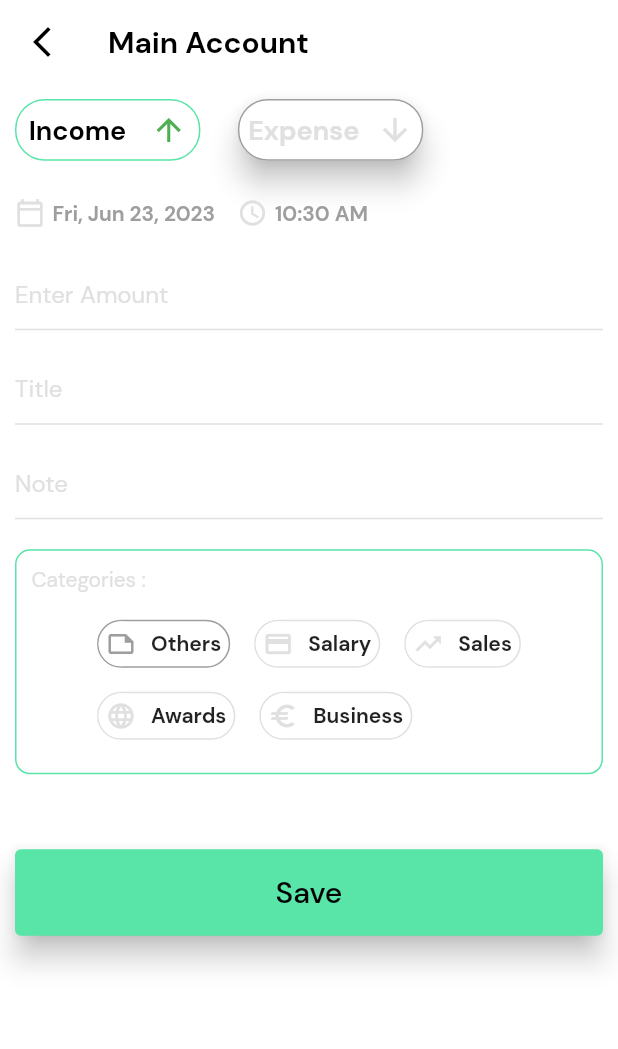
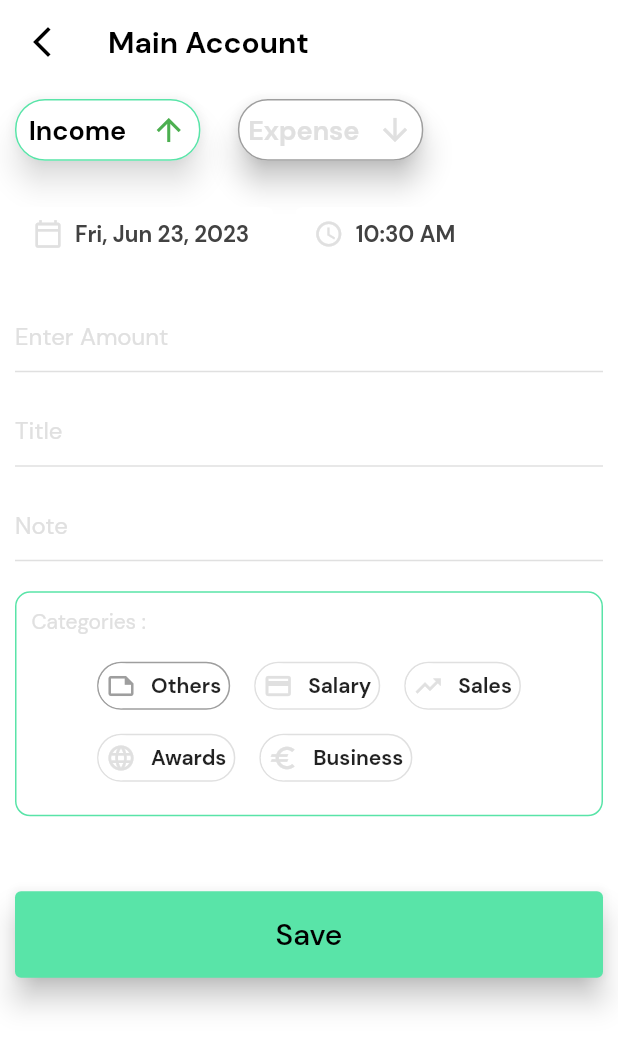
Before and after one commit to Shahabas008/Expense-Tracker, a Flutter app: the AddBudget screen opened directly, on a phone screen of 412 x 824 dp. Shown: the top 1049 px of the screen. Run offline on Flutter 3.47's test engine with Material 2 defaults, Android fonts, the phone set to English and light mode, and no system bars; our stand-ins replace hive_flutter, pie_chart, shared_preferences; accounts and stored records are empty.

Commit message:
FIXED BUGS

```diff
--- a/lib/UI/addBugdet/addBudgetprovider.dart
+++ b/lib/UI/addBugdet/addBudgetprovider.dart
@@ -109,7 +109,7 @@ class AddBudgetProvider extends ChangeNotifier {
   //INCOME SECTION
   int incomeSelectedIndex = 0;
   String incomeCategoryName = '';
-  IconData incomeIconOfCategory = Icons.abc;
+  late IconData incomeIconOfCategory;
 
   void incomeSelectedContainerColorChange(int newIndex) {
     incomeSelectedIndex = newIndex;
--- a/lib/UI/addBugdet/addbudget.dart
+++ b/lib/UI/addBugdet/addbudget.dart
@@ -1,7 +1,5 @@
 import 'dart:developer';
-
 import 'package:flutter/material.dart';
-import 'package:hive_flutter/hive_flutter.dart';
 import 'package:intl/intl.dart';
 import 'package:money_management_app/UI/addBugdet/addbudgetprovider.dart';
 import 'package:money_management_app/UI/home/model.dart';
@@ -13,25 +11,8 @@ import '../../utils/colors.dart';
 import '../budget/budget_provider.dart';
 
 class AddBudget extends StatefulWidget {
-  const AddBudget(
-      {Key? key,
-      this.incomeAmount,
-      this.expenseAmount,
-      this.title,
-      this.note,
-      this.selectedContainer,
-      this.icon,
-      this.bgColor,
-      this.id})
-      : super(key: key);
-  final int? id;
-  final int? incomeAmount;
-  final int? expenseAmount;
-  final String? title;
-  final String? note;
-  final int? selectedContainer;
-  final String? icon;
-  final String? bgColor;
+  const AddBudget({Key? key, this.homePageItems}) : super(key: key);
+  final ValueOfTextForm? homePageItems;
 
   @override
   State<AddBudget> createState() => _AddBudgetState();
@@ -52,38 +33,33 @@ class _AddBudgetState extends State<AddBudget> {
   String categoryName = "";
   String? currentDate;
   String? currentTime;
-  int? selectedContainerIndex;
-
+  String? pickedDate;
+  String? pickedTime;
   @override
   void initState() {
     super.initState();
     currentDate = DateFormat('EEE, MMM dd, yyyy').format(DateTime.now());
     currentTime = DateFormat("hh:mm a").format(DateTime.now());
-    if (widget.title != null) {
+    pickedDate = currentDate;
+    pickedTime = currentTime;
+    if (widget.homePageItems != null &&
+        widget.homePageItems!.title.isNotEmpty) {
       isEdit = true;
-      final incomeAmount = widget.incomeAmount;
-      final expenseAmount = widget.expenseAmount;
-      final title = widget.title;
-      final note = widget.note;
-      final selectedWidgetContainerIndex = widget.selectedContainer;
-      incomeAmountController.text = incomeAmount!.toString();
-      expenseAmountController.text = expenseAmount!.toString();
-      titleController.text = title!;
-      noteController.text = note!;
-      selectedContainerIndex = selectedWidgetContainerIndex!;
+      final incomeAmount = widget.homePageItems!.incomeAmount;
+      final expenseAmount = widget.homePageItems!.expenseAmount;
+      final title = widget.homePageItems!.title;
+      final note = widget.homePageItems!.note;
+      final selectedWidgetContainerIndex =
+          widget.homePageItems!.selectedIndexHome;
+      incomeAmountController.text = incomeAmount.toString();
+      expenseAmountController.text = expenseAmount.toString();
+      titleController.text = title;
+      noteController.text = note;
+      log(selectedWidgetContainerIndex.toString(),name: "this is the widget container index");
+      final homeProvider = Provider.of<AddListProvider>(context, listen : false);
+      homeProvider.selectedContainerIndex = selectedWidgetContainerIndex;
     }
   }
-
-  // void changeColor(int containerIndex) {
-  //   setState(() {
-  //     snapshot.selectedContainerIndex = containerIndex;
-  //     if (containerIndex == 1) {
-  //       snapshot.container1Color = teal;
-  //     } else if (containerIndex == 2) {
-  //       snapshot.container1Color = teal;
-  //     }
-  //   });
-  // }
 
   @override
   Widget build(BuildContext context) {
@@ -115,12 +91,7 @@ class _AddBudgetState extends State<AddBudget> {
                       onPressed: () {
                         //Deleting the category from the list
                         snapshot.removeListFromHomePage(
-                          id: widget.id!,
-                          // incomeWidgetAmount: widget.incomeAmount!,
-                          // expenseWidgetAmount: widget.expenseAmount!,
-                          // widgetTitle: widget.title!,
-                          // context: context,
-                          // snapshot.selectedContainerIndex: snapshot.selectedContainerIndex,
+                          id: widget.homePageItems!.id!,
                         );
                         Navigator.pop(context);
                       },
@@ -151,8 +122,9 @@ class _AddBudgetState extends State<AddBudget> {
                             borderRadius: const BorderRadius.all(
                               Radius.circular(20),
                             ),
-                            shadowColor: snapshot.selectedContainerIndex == 1
-                                ? Colors.transparent
+                            shadowColor:
+                            snapshot.selectedContainerIndex == 1
+                                ? Colors.white
                                 : black,
                             child: Container(
                               height: height * 0.05,
@@ -199,7 +171,6 @@ class _AddBudgetState extends State<AddBudget> {
                         GestureDetector(
                           onTap: () {
                             snapshot.changeColor(containerIndex: 2);
-                            snapshot.selectedContainerIndex = 2;
                           },
                           child: Material(
                             color: white,
@@ -208,7 +179,7 @@ class _AddBudgetState extends State<AddBudget> {
                               Radius.circular(20),
                             ),
                             shadowColor: snapshot.selectedContainerIndex == 2
-                                ? Colors.transparent
+                                ? Colors.white
                                 : black,
                             child: Container(
                               height: height * 0.05,
@@ -259,19 +230,39 @@ class _AddBudgetState extends State<AddBudget> {
                         Row(
                           mainAxisAlignment: MainAxisAlignment.spaceAround,
                           children: [
-                            Icon(
+                            ElevatedButton.icon(
+                              style: ElevatedButton.styleFrom(
+                                elevation: 0,
+                                backgroundColor: Colors.white,
+                                foregroundColor: Colors.grey.shade800,
+                              ),
+                              onPressed: () async {
+                                DateTime? pickedDateTime = await showDatePicker(
+                                  context: context,
+                                  initialDate: DateTime.now(),
+                                  firstDate: DateTime(2023),
+                                  lastDate: DateTime(2040),
+                                );
+                                String pickedDateNow =
+                                    DateFormat('EEE, MMM dd, yyyy')
+                                        .format(pickedDateTime!);
+                                setState(() {
+                                  pickedDate = pickedDateNow;
+                                });
+                              },
+                              icon: Icon(
                                 Icons.calendar_today_outlined,
                                 size: 20.0,
                                 color: primary,
                               ),
-                            const SizedBox(
-                              width: 5,
+                              label: Text(
+                                isEdit
+                                    ? widget.homePageItems!.currentDate
+                                    : pickedDate!,
+                                style: const TextStyle(
+                                  fontSize: 15.0,
+                                  fontWeight: FontWeight.w600,
                                 ),
-                            Text(
-                              currentDate!,
-                              style: const TextStyle(
-                                fontWeight: FontWeight.bold,
-                                color: Colors.grey,
                               ),
                             ),
                           ],
@@ -282,23 +273,40 @@ class _AddBudgetState extends State<AddBudget> {
                         Row(
                           mainAxisAlignment: MainAxisAlignment.spaceAround,
                           children: [
-                            Icon(
+                            ElevatedButton.icon(
+                              style: ElevatedButton.styleFrom(
+                                elevation: 0,
+                                backgroundColor: Colors.white,
+                                foregroundColor: Colors.grey.shade800,
+                              ),
+                              onPressed: () async {
+                                TimeOfDay? pickedTimeNow = await showTimePicker(
+                                  context: context,
+                                  initialTime: TimeOfDay.now(),
+                                );
+                                String pickedTimeChange =
+                                    pickedTimeNow!.format(context);
+                                setState(() {
+                                  pickedTime = pickedTimeChange;
+                                });
+                              },
+                              icon: Icon(
                                 Icons.access_time_outlined,
                                 size: 20.0,
                                 color: primary,
                               ),
-                            const SizedBox(
-                              width: 5,
+                              label: Text(
+                                isEdit
+                                    ? widget.homePageItems!.currentTime
+                                    : pickedTime!,
+                                style: const TextStyle(
+                                  fontSize: 15.0,
+                                  fontWeight: FontWeight.w600,
                                 ),
-                            Text(
-                              currentTime!,
-                              style: const TextStyle(
-                                fontWeight: FontWeight.bold,
-                                color: Colors.grey,
                               ),
                             ),
                           ],
-                        )
+                        ),
                       ],
                     ),
                     const SizedBox(
@@ -467,11 +475,9 @@ class _AddBudgetState extends State<AddBudget> {
                                                           .incomeContainerList[
                                                               index]
                                                           .containerIndex);
-                                              iconCategory = Icon(
-                                                  snapshot2
+                                              iconCategory = Icon(snapshot2
                                                   .incomeContainerList[index]
-                                                      .icon
-                                              );
+                                                  .icon);
                                               bgColorOfContainer = snapshot2
                                                   .incomeContainerList[index]
                                                   .bgcolor;
@@ -572,14 +578,14 @@ class _AddBudgetState extends State<AddBudget> {
                                     child: Row(
                                       children: [
                                         const Text(
-                                          "Categories :",
+                                          "Categories : ",
                                           style: TextStyle(
                                             color: Colors.grey,
                                           ),
                                         ),
                                         snapshot2.expenseCategoryName.isEmpty
                                             ? Text(
-                                                "Others",
+                                                "",
                                                 style: TextStyle(
                                                     color: black,
                                                     fontWeight:
@@ -618,11 +624,9 @@ class _AddBudgetState extends State<AddBudget> {
                                                           .expenseContainerList[
                                                               index]
                                                           .containerIndex);
-                                              iconCategory = Icon(
-                                                  snapshot2
+                                              iconCategory = Icon(snapshot2
                                                   .expenseContainerList[index]
-                                                      .icon
-                                              );
+                                                  .icon);
                                               bgColorOfContainer = snapshot2
                                                   .expenseContainerList[index]
                                                   .bgcolor;
@@ -765,6 +769,11 @@ class _AddBudgetState extends State<AddBudget> {
                             ),
                             onPressed: () {
                               if (formKey.currentState!.validate()) {
+                                if (iconCategory == null) {
+                                  Snack.showSnackbar(
+                                      context: context,
+                                      message: "Please select a category.");
+                                }
                                 final value = ValueOfTextForm(
                                     categoryName,
                                     int.parse(
@@ -776,12 +785,12 @@ class _AddBudgetState extends State<AddBudget> {
                                     snapshot.selectedContainerIndex,
                                     iconCategory!.toString(),
                                     bgColorOfContainer.toString(),
-                                    currentDate!,
-                                    currentTime!,
-                                    widget.id);
+                                    pickedDate!,
+                                    pickedTime!,
+                                    widget.homePageItems!.id);
                                 snapshot.updateListElements(
                                   value: value,
-                                  id: widget.id!,
+                                  id: widget.homePageItems!.id!,
                                 );
                                 snapshot.totalSpendAmount(context: context);
                                 snapshot3.categorySpends();
@@ -803,8 +812,7 @@ class _AddBudgetState extends State<AddBudget> {
                             ),
                             onPressed: () {
                               //To get the latest time and date, while storing data.
-                              currentDate = DateFormat('EEE, MMM dd, yyyy').format(DateTime.now());
-                              currentTime = DateFormat("hh:mm a").format(DateTime.now());
+
                               if (iconCategory == null) {
                                 Snack.showSnackbar(
                                     context: context,
@@ -846,9 +854,9 @@ class _AddBudgetState extends State<AddBudget> {
                                     iconCategory!.toString(),
                                     //saving the bgColor to access in the homepage.
                                     bgColorOfContainer.toString(),
-                                    currentDate!,
-                                    currentTime!,
-                                    widget.id);
+                                    pickedDate!,
+                                    pickedTime!,
+                                    0);
                                 snapshot.selectedContainerIndex == 1
                                     ? snapshot.addingIncome(access, context)
                                     : snapshot.addingExpense(access, context);
--- a/lib/UI/home/provider.dart
+++ b/lib/UI/home/provider.dart
@@ -10,7 +10,6 @@ class AddListProvider extends ChangeNotifier {
   int incomeHome = 0;
   int expenseHome = 0;
   int balanceHome = 0;
-  late int selectedIndexHome;
   ValueNotifier<List<ValueOfTextForm>> incomeTextFormValues = ValueNotifier([]);
 
   //Functions
@@ -23,7 +22,6 @@ class AddListProvider extends ChangeNotifier {
     incomeTextFormValues.value.add(value);
     incomeHome += value.incomeAmount;
     balanceHome += value.incomeAmount;
-    selectedIndexHome = value.selectedIndexHome;
     getHomeElements();
     notifyListeners();
   }
@@ -36,13 +34,8 @@ class AddListProvider extends ChangeNotifier {
     value.id = listId;
     await homePageBox.put(listId, value);
     incomeTextFormValues.value.add(value);
-    // final homePageVariableBox =
-    //     await Hive.openBox<dynamic>("HomePageVariableBox");
     balanceHome = balanceHome - value.expenseAmount;
-    // await homePageVariableBox.put("balanceHome", balanceHome);
     expenseHome += value.expenseAmount;
-    // await homePageVariableBox.put("expenseHome", expenseHome);
-    selectedIndexHome = value.selectedIndexHome;
     getHomeElements();
     notifyListeners();
   }
--- a/lib/main.dart
+++ b/lib/main.dart
@@ -4,6 +4,7 @@ import 'package:money_management_app/UI/Settings/setting.dart';
 import 'package:money_management_app/UI/addBugdet/addbudgetmodel.dart';
 import 'package:money_management_app/UI/budget/budget_model.dart';
 import 'package:money_management_app/UI/budget/budget_provider.dart';
+import 'package:money_management_app/UI/home/homepage.dart';
 import 'package:money_management_app/UI/home/model.dart';
 import 'package:money_management_app/UI/home/provider.dart';
 import 'package:money_management_app/widget/bottomnavigationbar.dart';
@@ -43,7 +44,7 @@ class MyApp extends StatelessWidget {
           fontFamily: "DMSans",
         ),
         debugShowCheckedModeBanner: false,
-        home: const MorePage(),
+          home:  const BottomNavigationBarPage(),
       ),
     );
   }
--- a/lib/utils/animation.dart
+++ b/lib/utils/animation.dart
@@ -5,7 +5,7 @@ class AnimationClass{
   //Animation for navigating the page to AddBudget Page.
   Route navigateToAddBudgetPage() {
   return PageRouteBuilder(
-    pageBuilder: (context, animation, secondaryAnimation) => const AddBudget(),
+    pageBuilder: (context, animation, secondaryAnimation) =>  const AddBudget(),
     transitionsBuilder: (context, animation, secondaryAnimation, child) {
       const begin = Offset(0.0, 1.0);
       const end = Offset.zero;
--- a/lib/widget/bottomnavigationbar.dart
+++ b/lib/widget/bottomnavigationbar.dart
@@ -16,7 +16,6 @@ class BottomNavigationBarPage extends StatefulWidget {
       _BottomNavigationBarPageState();
 }
 
-
 class _BottomNavigationBarPageState extends State<BottomNavigationBarPage> {
   int _selectedIndex = 0;
 
@@ -30,8 +29,7 @@ class _BottomNavigationBarPageState extends State<BottomNavigationBarPage> {
   @override
   void initState() {
     final homeProvider = Provider.of<AddListProvider>(context, listen: false);
-    Future.microtask(() async =>   await  homeProvider.getHomeElements()
-    );
+    Future.microtask(() async => await homeProvider.getHomeElements());
     super.initState();
   }
 
```
Also changed, not shown: lib/UI/Settings/Widgets/more_settings_container.dart (+30 -21 lines), lib/UI/home/homepage.dart (+60 -45 lines). Lines whose indentation alone changed are shown as unchanged.
